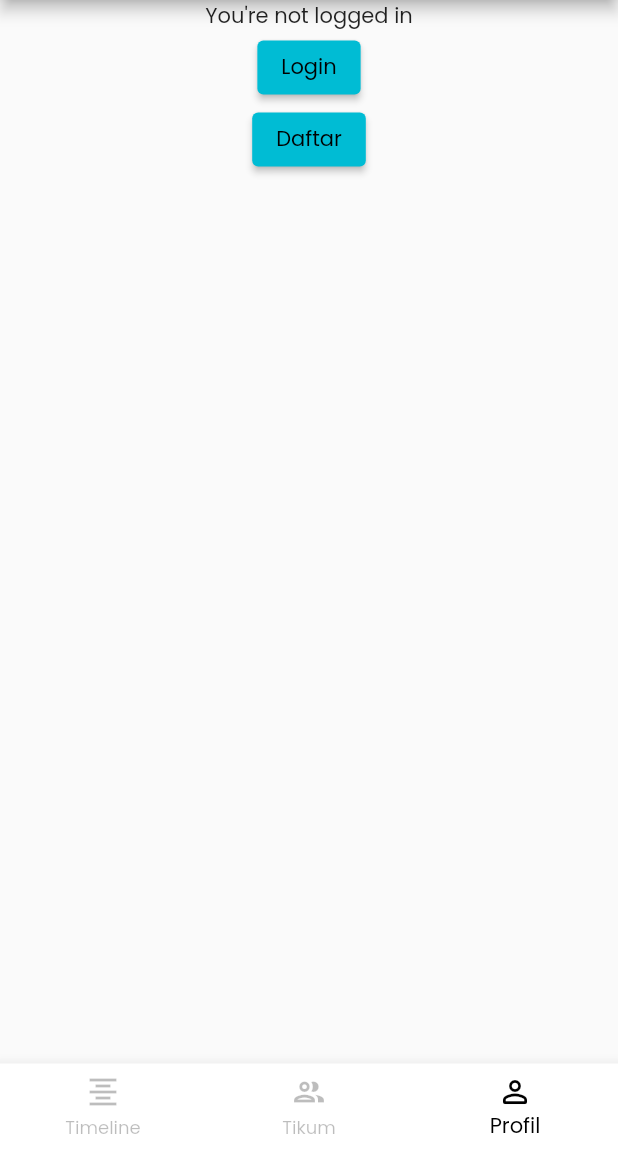
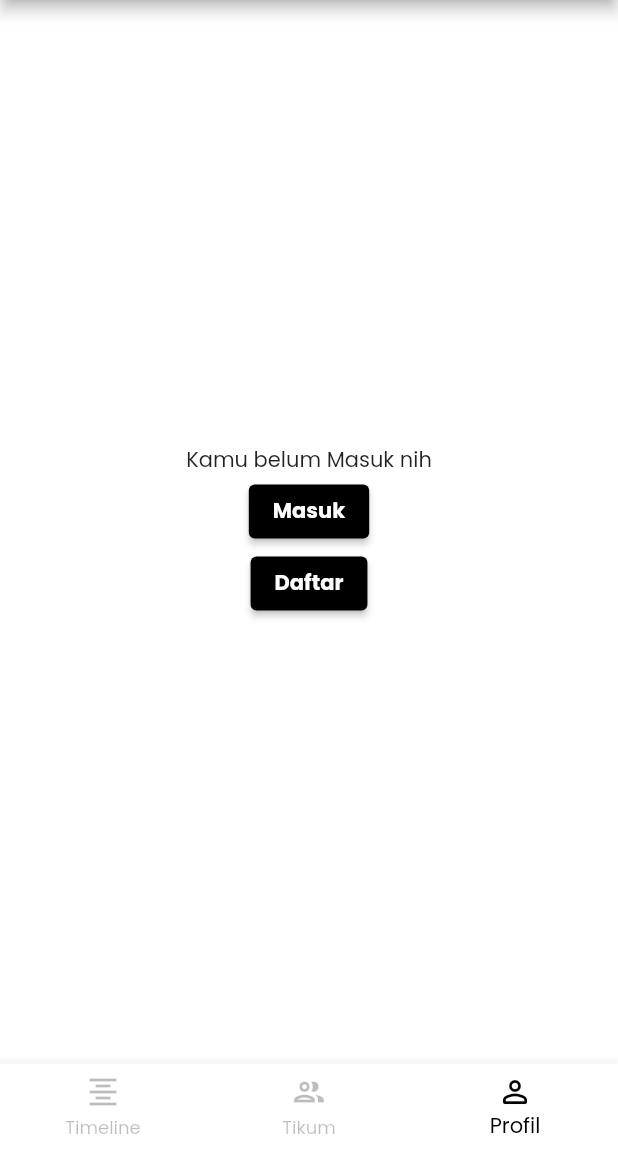
Before and after one commit to fanzru/travelliu, a Flutter app: the screen it shows after launch, item 3 of the bottom bar chosen, on a phone screen of 412 x 824 dp, the part 84-1236 px from its top. Run offline on Flutter 3.47's test engine with Material 2 defaults, Android fonts, the phone set to English and light mode, and no system bars; our stand-ins replace shared_preferences; network calls fail.

Commit message:
Login - Logout model and timeline floating authorization

````diff
--- /dev/null
+++ b/mobile/lib/model/profile_secure.dart
@@ -0,0 +1,77 @@
+import 'package:shared_preferences/shared_preferences.dart';
+
+/// Kelas ini digunakan sebagai model untuk menyimpan data log in user.
+/// Untuk melakukan pembacaan atau penulisan ke dalam device,
+/// ada beberapa langkah yang harus dilakukan
+///
+/// Contoh penggunaan
+/// ```dart
+/// void InstansiasiDataProfil() async {
+///   // Mengambil data profil dari storage
+///   var profil = await SecureProfile.getStorage();
+///
+///   // Membaca data
+///   profil.getLoggedInStatus(); // Boolean
+///   profil.getApiKey(); // String or null
+///   profil.getUserId(); // int or null
+///
+///   // Menulis data
+///   await profil.setLoggedIn(20, "secret_api_key_token");
+///   await profil.setLoggedOut();
+/// }
+/// ```
+class SecureProfile {
+  final SharedPreferences storage;
+
+  bool isLoggedIn;
+  int? userId;
+  String? apiKey;
+
+  SecureProfile(
+      {required this.storage,
+      required this.isLoggedIn,
+      this.userId,
+      this.apiKey});
+
+  static Future<SecureProfile> getStorage() async {
+    var storage = await SharedPreferences.getInstance();
+    var userId = storage.getInt("user_id");
+    var apiKey = storage.getString("api_key");
+
+    bool loggedIn = false;
+
+    if ((userId == null || userId == -1) || (apiKey == null || apiKey == "")) {
+      await storage.setInt("user_id", -1);
+      await storage.setString("api_key", "");
+    } else {
+      loggedIn = true;
+    }
+
+    return SecureProfile(
+        storage: storage, isLoggedIn: loggedIn, apiKey: apiKey, userId: userId);
+  }
+
+  bool getLoggedInStatus() {
+    return isLoggedIn;
+  }
+
+  String? getApiKey() {
+    return apiKey;
+  }
+
+  int? getUserId() {
+    return userId;
+  }
+
+  void setLoggedIn(int userId, String apiKey) async {
+    await storage.setInt("user_id", userId);
+    await storage.setString("api_key", apiKey);
+    isLoggedIn = true;
+  }
+
+  void setLoggedOut() async {
+    await storage.remove("api_key");
+    await storage.remove("user_id");
+    isLoggedIn = false;
+  }
+}
--- a/mobile/lib/screen/layout/main_layout.dart
+++ b/mobile/lib/screen/layout/main_layout.dart
@@ -55,7 +55,7 @@ class _MainLayoutState extends State<MainLayout> {
                   icon: Icon(Icons.person_outline_rounded), label: "Profil"),
             ]),
         body: SafeArea(
-          child: IndexedStack(index: bottomItemIdx, children: _screen),
+          child: _screen[bottomItemIdx],
         ));
   }
 }
--- a/mobile/lib/screen/profile/login_screen.dart
+++ b/mobile/lib/screen/profile/login_screen.dart
@@ -1,6 +1,7 @@
 import 'dart:math';
 
 import 'package:flutter/material.dart';
+import 'package:mobile/model/profile_secure.dart';
 import 'package:mobile/screen/profile/register_screen.dart';
 
 class LoginScreen extends StatefulWidget {
@@ -50,9 +51,8 @@ class _LoginScreenState extends State<LoginScreen> {
                 ],
               ),
               ElevatedButton(
-                  onPressed: () {
-                    print("email: $email");
-                    print("password: $password");
+                  onPressed: () async {
+                    print("Tertekan!");
                   },
                   child: const Text("Masuk")),
               Row(
--- a/mobile/lib/screen/profile/profile_controller.dart
+++ b/mobile/lib/screen/profile/profile_controller.dart
@@ -1,4 +1,6 @@
 import 'package:flutter/material.dart';
+import 'package:mobile/model/profile_secure.dart';
+import 'package:mobile/screen/myprofile/my_profile.dart';
 import 'package:mobile/screen/profile/login_screen.dart';
 import 'package:mobile/screen/profile/register_screen.dart';
 
@@ -10,31 +12,78 @@ class ProfilePage extends StatefulWidget {
 }
 
 class _ProfilePageState extends State<ProfilePage> {
+  late Future<SecureProfile> futureProfile;
+
+  @override
+  void initState() {
+    futureProfile = SecureProfile.getStorage();
+    super.initState();
+  }
+
   @override
   Widget build(BuildContext context) {
-    return Container(
-      child: Center(
-        child: Column(children: [
-          Text("You're not logged in"),
+    return FutureBuilder<SecureProfile>(
+      future: futureProfile,
+      builder: (context, snapshot) {
+        if (snapshot.hasData) {
+          // Kalau misalkan logged in
+          if (snapshot.data!.getLoggedInStatus()) {
+            print(snapshot.data!.isLoggedIn);
+            return MyProfile();
+          } else {
+            return const _NotLoggedIn();
+          }
+        } else if (snapshot.hasError) {
+          return const Center(child: Text("Error when local data"));
+        }
+        return const Center(
+          child: CircularProgressIndicator(),
+        );
+      },
+    );
+  }
+}
+
+class _NotLoggedIn extends StatelessWidget {
+  const _NotLoggedIn({Key? key}) : super(key: key);
+
+  @override
+  Widget build(BuildContext context) {
+    return Scaffold(
+        backgroundColor: Colors.white,
+        body: Center(
+          child: Column(mainAxisAlignment: MainAxisAlignment.center, children: [
+            const Text("Kamu belum Masuk nih"),
             ElevatedButton(
-              onPressed: () => {
+                style: ButtonStyle(
+                    backgroundColor: MaterialStateProperty.all(Colors.black)),
+                onPressed: () {
                   Navigator.push(context, MaterialPageRoute(
                     builder: (context) {
                       return LoginScreen();
                     },
-                    ))
+                  ));
                 },
-              child: Text("Login")),
+                child: const Text(
+                  "Masuk",
+                  style: TextStyle(
+                      color: Colors.white, fontWeight: FontWeight.bold),
+                )),
             ElevatedButton(
+                style: ButtonStyle(
+                    backgroundColor: MaterialStateProperty.all(Colors.black)),
                 onPressed: () => {
                       Navigator.push(context,
                           MaterialPageRoute(builder: (context) {
                         return RegisterScreen();
                       }))
                     },
-              child: Text("Daftar"))
+                child: const Text(
+                  "Daftar",
+                  style: TextStyle(
+                      color: Colors.white, fontWeight: FontWeight.bold),
+                ))
           ]),
-      ),
-    );
+        ));
   }
 }
--- a/mobile/pubspec.yaml
+++ b/mobile/pubspec.yaml
@@ -37,6 +37,7 @@ dependencies:
   http: ^0.13.4
   intl: ^0.17.0
   url_launcher: ^6.0.0
+  shared_preferences: ^2.0.15
 
 dev_dependencies:
   flutter_test:
````
Also changed, not shown: mobile/lib/screen/myprofile/my_profile.dart (+12 -1 lines), mobile/lib/screen/timeline/timeline.dart (+32 -11 lines), mobile/pubspec.lock. Lines whose indentation alone changed are shown as unchanged.
